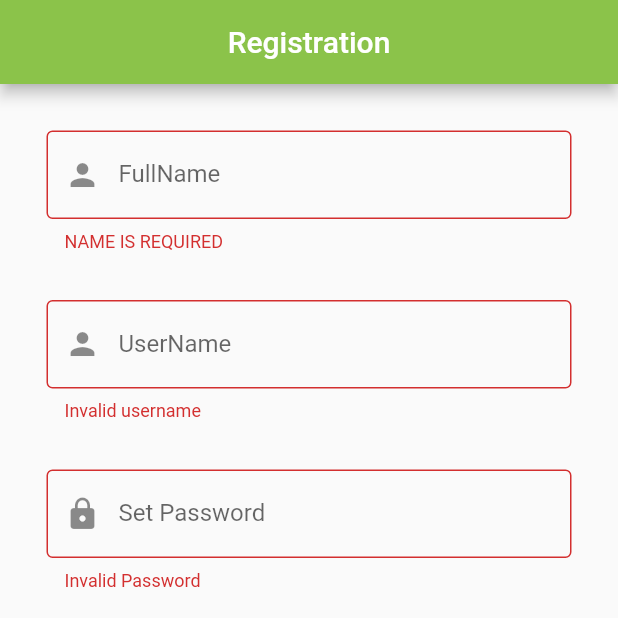
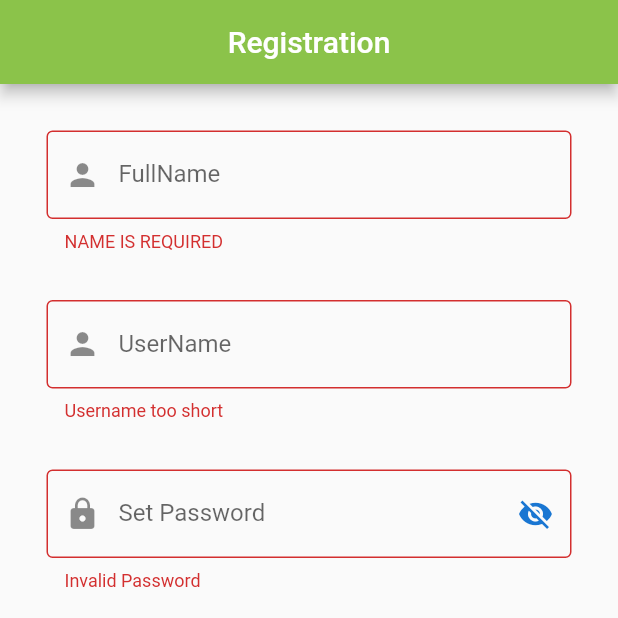
Before and after one commit to leesh1202/formValidationFlutter, a Flutter app: the screen it shows after launch, after a tap on "Register", on a phone screen of 412 x 824 dp, the top half of it. Run offline on Flutter 3.47's test engine with Material 2 defaults, Android fonts, the phone set to English and light mode, and no system bars; our stand-ins replace email_validator; missing offline and left inert: checkbox_formfield.

```diff
--- a/lib/main.dart
+++ b/lib/main.dart
@@ -12,16 +12,19 @@ class SignUpPage extends StatefulWidget {
 
 class _SignUpPageState extends State<SignUpPage> {
   GlobalKey<FormState> _key = new GlobalKey();
+  final scaffoldKey = new GlobalKey<ScaffoldState>();
   String fname, userid, password, email, pno;
   bool enabled = false;
   bool checked = false;
   bool _validate = false;
+  bool _passwordVisible = false;
 
   @override
   Widget build(BuildContext context) {
     return MaterialApp(
         debugShowCheckedModeBanner: false,
         home: Scaffold(
+          key: scaffoldKey,
           appBar: AppBar(
             title: Center(child: Text('Registration')),
             backgroundColor: Colors.lightGreen,
@@ -82,7 +85,9 @@ class _SignUpPageState extends State<SignUpPage> {
             validator: (value) {
               Pattern pattern = r'^[A-Za-z0-9]+(?:[ _-][A-Za-z0-9]+)*$';
               RegExp regex = new RegExp(pattern);
-              if (!regex.hasMatch(value))
+              if (value.length < 4)
+                return "Username too short";
+              else if (!regex.hasMatch(value))
                 return 'Invalid username';
               else
                 return null;
@@ -93,9 +98,23 @@ class _SignUpPageState extends State<SignUpPage> {
         Padding(
           padding: EdgeInsets.symmetric(vertical: 16, horizontal: 16),
           child: TextFormField(
+            obscureText: !_passwordVisible,
             decoration: InputDecoration(
               labelText: 'Set Password',
               prefixIcon: Icon(Icons.lock),
+              suffixIcon: IconButton(
+                icon: Icon(
+                  // Based on passwordVisible state choose the icon
+                  _passwordVisible ? Icons.visibility : Icons.visibility_off,
+                  color: Theme.of(context).primaryColorDark,
+                ),
+                onPressed: () {
+                  // Update the state i.e. toogle the state of passwordVisible variable
+                  setState(() {
+                    _passwordVisible = !_passwordVisible;
+                  });
+                },
+              ),
               enabledBorder: OutlineInputBorder(
                 borderSide: BorderSide(color: Colors.purple),
               ),
@@ -215,8 +234,15 @@ class _SignUpPageState extends State<SignUpPage> {
     );
   }
 
+  void success() {
+    final snackbar = new SnackBar(
+      content: new Text("Registration Successful"),
+    );
+    scaffoldKey.currentState.showSnackBar(snackbar);
+  }
+
   String validateName(String value) {
-    String pattern = r'(^[a-zA-Z]*$)';
+    String pattern = r'(^[a-z A-Z,.\-]+$)';
     RegExp regExp = new RegExp(pattern);
     if (value.length == 0) {
       return "NAME IS REQUIRED";
@@ -257,7 +283,7 @@ class _SignUpPageState extends State<SignUpPage> {
   _sendToServer() {
     if (_key.currentState.validate()) {
       _key.currentState.save();
-      print("Registration Successful");
+      success();
     } else {
       setState(() {
         _validate = true;
```
